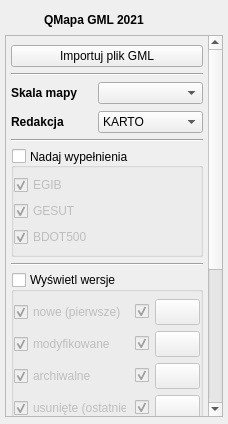
The window that ui/qmapa_dockwidget_base.ui (geoxyIT/QMapa) describes before a commit, drawn with Qt 5.
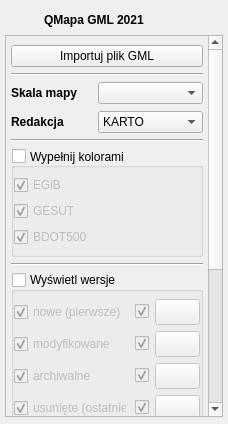
The same window after the commit. Icons and pictures are not drawn. Custom widgets are drawn as their Qt base class.

Diff of the .ui file:
```diff
--- a/ui/qmapa_dockwidget_base.ui
+++ b/ui/qmapa_dockwidget_base.ui
@@ -104,7 +104,7 @@
               </size>
              </property>
              <property name="title">
-              <string>Nadaj wypełnienia</string>
+              <string>Wypełnij kolorami</string>
              </property>
              <property name="alignment">
               <set>Qt::AlignLeading|Qt::AlignLeft|Qt::AlignVCenter</set>
@@ -158,7 +158,7 @@
                  <string>jkjkjkgggggggk</string>
                 </property>
                 <property name="text">
-                 <string>EGIB</string>
+                 <string>EGiB</string>
                 </property>
                 <property name="checked">
                  <bool>true</bool>
```
Left out of the diff: 10 changed lines with no effect on the pictures.
